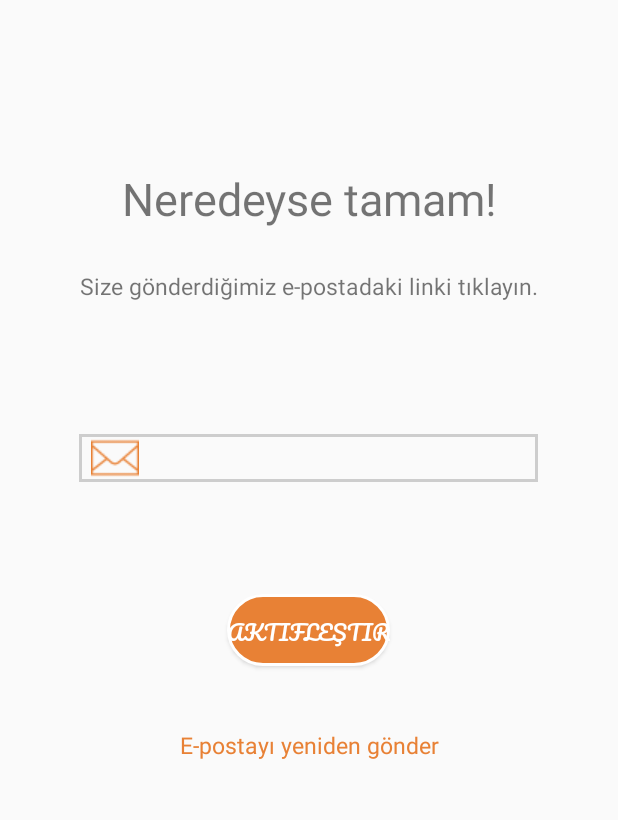
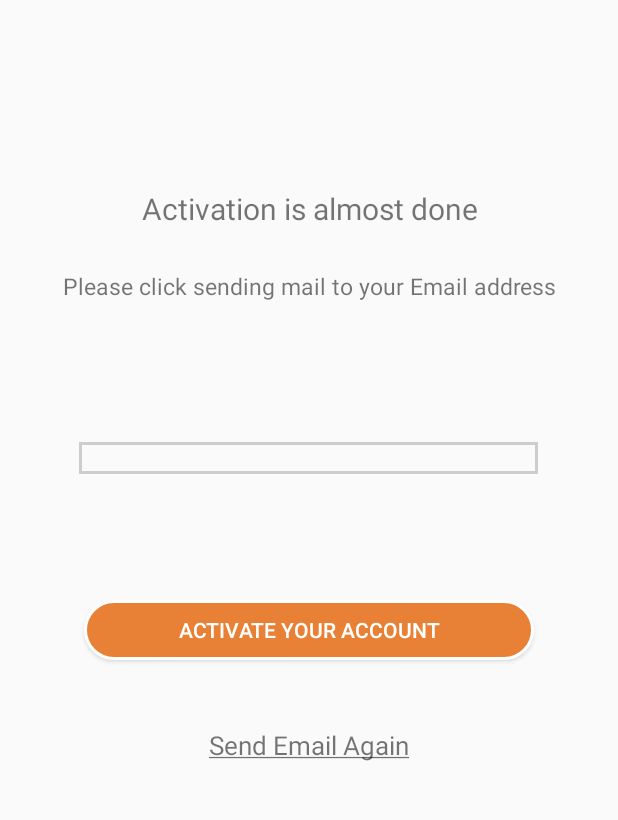
Before and after one commit to AndroidPinbook/androidTeam, an Android app: the EmailVerifyPageActivity screen opened directly, with no data from a screen before it, on a phone screen of 412 x 824 dp, the part 88-908 px from its top. Run offline under Robolectric (Android 15) with nearby library versions, the phone set to English and light mode, and no system bars; our stand-ins replace Firebase (no records; nobody signed in at launch, a user with empty details on screens opened directly); Roboto replaces fonts that are not available here; 2 statements that could not run were skipped.

Commit message:
a basic commit

```diff
--- a/app/build.gradle
+++ b/app/build.gradle
@@ -48,6 +48,7 @@ dependencies {
     compile 'com.firebase:geofire-android:2.1.2'
     compile 'com.googlecode.libphonenumber:libphonenumber:7.2.2'
     compile 'com.google.firebase:firebase-storage:11.4.2'
+    compile 'com.google.firebase:firebase-invites:11.4.2'
 
     //implementation files('/Users/mac/Downloads/twitter4j-4.0.4/lib/twitter4j-core-4.0.4.jar')
     //implementation files('/Users/mac/Downloads/twitter4j-4.0.4/twitter4j-http2-support/twitter4j-http2-support-4.0.4.jar')
--- a/app/src/main/java/uur/com/pinbook/Activities/EmailVerifyPageActivity.java
+++ b/app/src/main/java/uur/com/pinbook/Activities/EmailVerifyPageActivity.java
@@ -1,44 +1,61 @@
 package uur.com.pinbook.Activities;
 
+import android.app.AlertDialog;
 import android.content.Intent;
+import android.net.Uri;
 import android.support.annotation.NonNull;
+import android.support.annotation.VisibleForTesting;
 import android.support.v7.app.AppCompatActivity;
 import android.os.Bundle;
-import android.text.TextUtils;
 import android.util.Log;
 import android.view.View;
 import android.widget.Button;
-import android.widget.EditText;
 import android.widget.TextView;
 import android.widget.Toast;
 
 import com.google.android.gms.tasks.OnCompleteListener;
+import com.google.android.gms.tasks.OnFailureListener;
+import com.google.android.gms.tasks.OnSuccessListener;
 import com.google.android.gms.tasks.Task;
 import com.google.firebase.auth.ActionCodeSettings;
 import com.google.firebase.auth.FirebaseAuth;
 import com.google.firebase.auth.FirebaseUser;
+import com.google.firebase.dynamiclinks.DynamicLink;
+import com.google.firebase.dynamiclinks.FirebaseDynamicLinks;
+import com.google.firebase.dynamiclinks.PendingDynamicLinkData;
 
+import java.net.URL;
+
+import retrofit2.http.Url;
 import uur.com.pinbook.R;
 
 public class EmailVerifyPageActivity extends AppCompatActivity implements View.OnClickListener{
 
-    private Button buttonActivated;
-    private TextView textVerifyAgain;
+    Button buttonActivated;
+    TextView textVerifyAgain;
     private FirebaseAuth firebaseAuth;
     private FirebaseUser user;
 
     private ActionCodeSettings actionCodeSettings;
 
+    private static final String DEEP_LINK_URL = "https://androidteam-f4c25.firebaseapp.com";
+    private Uri deepLink;
+
 
     @Override
     protected void onCreate(Bundle savedInstanceState) {
         super.onCreate(savedInstanceState);
+
+
+        try {
             setContentView(R.layout.activity_email_verify_page);
+        } catch (Exception e) {
+            Log.i("Info", "  >>setContentView error:" + e.toString());
+        }
 
         firebaseAuth = FirebaseAuth.getInstance();
         user = firebaseAuth.getCurrentUser();
 
-        //initially verify  message should be sent
         sendVerificationMail();
 
         String userEmail = getIntent().getStringExtra("user_email");
@@ -51,7 +68,6 @@ public class EmailVerifyPageActivity extends AppCompatActivity implements View.O
 
         textVerifyAgain.setOnClickListener(this);
         buttonActivated.setOnClickListener(this);
-
     }
 
     @Override
@@ -68,14 +84,11 @@ public class EmailVerifyPageActivity extends AppCompatActivity implements View.O
 
         Log.i("Info", "buttonActivatedFunc starts======");
 
-        FirebaseAuth mAuth = FirebaseAuth.getInstance();
+        firebaseAuth.getCurrentUser().reload().addOnCompleteListener(this, new OnCompleteListener<Void>() {
+            @Override
+            public void onComplete(@NonNull Task<Void> task) {
 
-        //mAuth.applyActionCode(actionCodeSettings.getUrl());
-
-        FirebaseUser mUser = mAuth.getCurrentUser();
-        mUser.reload();
-
-        if(mUser.isEmailVerified()){
+                if(user.isEmailVerified()){
                     Log.i("verified: ", "yes");
                     finish();
                     startActivity(new Intent(EmailVerifyPageActivity.this, ProfilePageActivity.class));
@@ -85,20 +98,11 @@ public class EmailVerifyPageActivity extends AppCompatActivity implements View.O
                             "Please verify your email.. " + user.getEmail(),
                             Toast.LENGTH_SHORT).show();
                 }
-
+            }
+        });
     }
 
-
     private void sendVerificationMail(){
-
-
-/*
-        ActionCodeSettings actionCodeSettings = ActionCodeSettings.newBuilder()
-                .setHandleCodeInApp(true)
-                .setAndroidPackageName("com.example.asus.firebasedemo", true, null)
-                .setUrl("fir-demov2-2b0c6.firebaseapp.com")
-                .build();
-*/
 
         final FirebaseUser final_user = firebaseAuth.getCurrentUser();
 
@@ -108,7 +112,6 @@ public class EmailVerifyPageActivity extends AppCompatActivity implements View.O
                 .setIOSBundleId(null)
                 .setUrl("https://androidteam-f4c25.firebaseapp.com")
                 .build();
-
 
         final_user.sendEmailVerification(actionCodeSettings).addOnCompleteListener(this, new OnCompleteListener<Void>() {
             @Override
@@ -126,31 +129,5 @@ public class EmailVerifyPageActivity extends AppCompatActivity implements View.O
             }
 
         });
-
-
-    /*
-        user.sendEmailVerification().addOnCompleteListener(this, new OnCompleteListener() {
-
-            @Override
-            public void onComplete(@NonNull Task task) {
-
-                if (task.isSuccessful()) {
-                    Toast.makeText(getApplicationContext(),
-                            "Verification email sent to " + user.getEmail(),
-                            Toast.LENGTH_SHORT).show();
-                } else {
-                    Toast.makeText(getApplicationContext(),
-                            "Failed to send verification email.",
-                            Toast.LENGTH_SHORT).show();
     }
-
 }
-        });
-
-
-    */
-
-    }
-
-
-}
--- a/app/src/main/java/uur/com/pinbook/Activities/ProfilePhotoActivity.java
+++ b/app/src/main/java/uur/com/pinbook/Activities/ProfilePhotoActivity.java
@@ -226,7 +226,7 @@ public class ProfilePhotoActivity extends AppCompatActivity implements View.OnCl
             if(photoChoosenType == getResources().getString(R.string.camera)){
 
                 photo = (Bitmap) data.getExtras().get("data");
-                photo = BitmapConversion.getRoundedShape(photo, 250, 250);
+                photo = BitmapConversion.getRoundedShape(photo, 600, 600);
                 tempUri = getImageUri(getApplicationContext(), photo);
 
             }else if(photoChoosenType == getResources().getString(R.string.gallery)){
@@ -234,7 +234,7 @@ public class ProfilePhotoActivity extends AppCompatActivity implements View.OnCl
                 tempUri = data.getData();
                 profileImageStream = getContentResolver().openInputStream(tempUri);
                 photo = BitmapFactory.decodeStream(profileImageStream);
-                photo = BitmapConversion.getRoundedShape(photo, 250, 250);
+                photo = BitmapConversion.getRoundedShape(photo, 600, 600);
 
             }
 
@@ -393,7 +393,7 @@ public class ProfilePhotoActivity extends AppCompatActivity implements View.OnCl
 
         FirebaseUserAdapter.saveUserInfo(user);
 
-        Intent intent = new Intent(getApplicationContext(), EmailVerifyPageActivity.class);
+        Intent intent = new Intent(ProfilePhotoActivity.this, EmailVerifyPageActivity.class);
         startActivity(intent);
     }
 
--- a/app/src/main/java/uur/com/pinbook/Controller/ErrorMessageAdapter.java
+++ b/app/src/main/java/uur/com/pinbook/Controller/ErrorMessageAdapter.java
@@ -4,7 +4,7 @@ package uur.com.pinbook.Controller;
  * Created by mac on 4.12.2017.
  */
 
-public class ErrorMessageAdapter {
+public class ErrorMessageAdapter{
 
 
 }
--- a/app/src/main/res/layout/activity_email_verify_page.xml
+++ b/app/src/main/res/layout/activity_email_verify_page.xml
@@ -2,12 +2,12 @@
 <LinearLayout xmlns:android="http://schemas.android.com/apk/res/android"
     xmlns:app="http://schemas.android.com/apk/res-auto"
     xmlns:tools="http://schemas.android.com/tools"
+    android:id="@+id/layoutEmailVerify"
     android:layout_width="match_parent"
     android:layout_height="match_parent"
-    tools:context="uur.com.pinbook.Activities.EmailVerifyPageActivity"
     android:orientation="vertical"
     android:weightSum="10"
-    android:id="@+id/layoutEmailVerify">
+    tools:context="uur.com.pinbook.Activities.EmailVerifyPageActivity">
 
     <android.support.v7.widget.Toolbar
         android:id="@+id/toolbar_top"
@@ -16,7 +16,6 @@
         android:background="@color/background"
         android:gravity="center"
         android:minHeight="?attr/actionBarSize">
-
 
         <TextView
             android:id="@+id/toolbar_title"
@@ -28,26 +27,24 @@
             android:textColor="@android:color/white"
             android:textSize="30sp" />
 
-
     </android.support.v7.widget.Toolbar>
 
 
     <TextView
         android:layout_width="match_parent"
         android:layout_height="0dp"
-        android:text="Neredeyse tamam!"
-        android:textSize="30sp"
         android:layout_weight="2"
         android:gravity="bottom|center_horizontal"
-        />
+        android:text="Activation is almost done"
+        android:textSize="20sp" />
 
     <TextView
         android:layout_width="match_parent"
         android:layout_height="0dp"
         android:layout_weight="1"
-        android:text="Size gönderdiğimiz e-postadaki linki tıklayın."
-        android:textSize="15sp"
-        android:gravity="center"/>
+        android:gravity="center"
+        android:text="@string/pleaseClickActivateMail"
+        android:textSize="15sp" />
 
     <LinearLayout
         android:layout_width="match_parent"
@@ -59,22 +56,20 @@
         <android.support.design.widget.TextInputLayout
             android:id="@+id/email_text_input_layout"
             android:layout_width="wrap_content"
-            android:layout_height="wrap_content"
-            >
+            android:layout_height="wrap_content">
 
             <TextView
                 android:id="@+id/textEmail"
                 android:layout_width="match_parent"
                 android:layout_height="wrap_content"
+                android:layout_margin="3dp"
+                android:background="@drawable/shape"
+                android:drawablePadding="8dp"
                 android:ems="17"
+                android:gravity="center_vertical"
                 android:inputType="textEmailAddress"
-                android:drawablePadding="8dp"
-                android:drawableLeft="@drawable/email"
-                android:layout_margin="3dp"
-                android:gravity="center_vertical"
-                android:textSize="15sp"
-                android:background="@drawable/shape"
-                android:paddingLeft="8dp" />
+                android:paddingLeft="8dp"
+                android:textSize="15sp" />
 
         </android.support.design.widget.TextInputLayout>
 
@@ -88,30 +83,21 @@
 
         <Button
             android:id="@+id/buttonActivated"
-            android:layout_width="wrap_content"
-            android:layout_height="wrap_content"
-            android:fontFamily="@font/pacifico"
-            android:text="Aktifleştir"
-            android:textColor="@color/cardview_light_background"
-            android:background = "@drawable/roundedbutton"/>
+            android:layout_width="@dimen/buttons_width"
+            android:layout_height="@dimen/buttons_height"
+            android:background="@drawable/roundedbutton"
+            android:text="ACTIVATE YOUR ACCOUNT"
+            android:textColor="@color/cardview_light_background" />
 
     </LinearLayout>
-
 
     <TextView
         android:id="@+id/textVerifyAgain"
         android:layout_width="match_parent"
         android:layout_height="0dp"
         android:layout_weight="1"
-        android:text="E-postayı yeniden gönder"
-        android:textSize="15sp"
         android:gravity="center"
-        android:textColor="@color/button_color"/>
-
-
-
-
-
-
+        android:text="@string/sendEmailAgain"
+        android:textSize="17sp" />
 
 </LinearLayout>
--- a/app/src/main/res/values/strings.xml
+++ b/app/src/main/res/values/strings.xml
@@ -37,4 +37,11 @@
 
     <string name="EntryType">EntryType</string>
     <string name="User">User</string>
+    <string name="app_code">g2wx4</string>
+
+    <string name="sendEmailAgain"><u>Send Email Again</u></string>
+    <string name="pleaseClickActivateMail">Please click sending mail to your Email address</string>
+    <string name="forgotPassword"><u>Forget Password?</u></string>
+    <string name="resetYourPassword">Reset Your Password</string>
+    <string name="changePassword">Enter your email address below, and we will send instructions for settings a new one</string>
 </resources>
```
Also changed, not shown: app/src/main/AndroidManifest.xml (+10 -3 lines), app/src/main/java/uur/com/pinbook/Activities/LoginPageActivity.java (+5 -2 lines), app/src/main/java/uur/com/pinbook/Activities/WelcomePageActivity.java (+34 -31 lines), app/src/main/res/layout/activity_login_page.xml (+22 -34 lines), app/src/main/res/layout/activity_register_page.xml (+84 -74 lines), app/src/main/res/layout/layout_forget_password.xml (+13 -10 lines), app/src/main/res/drawable/batman_icon.png, app/src/main/res/drawable/earth_logo.png (added), app/src/main/res/drawable/wonder_woman_icon.png. Lines whose indentation alone changed are shown as unchanged.
